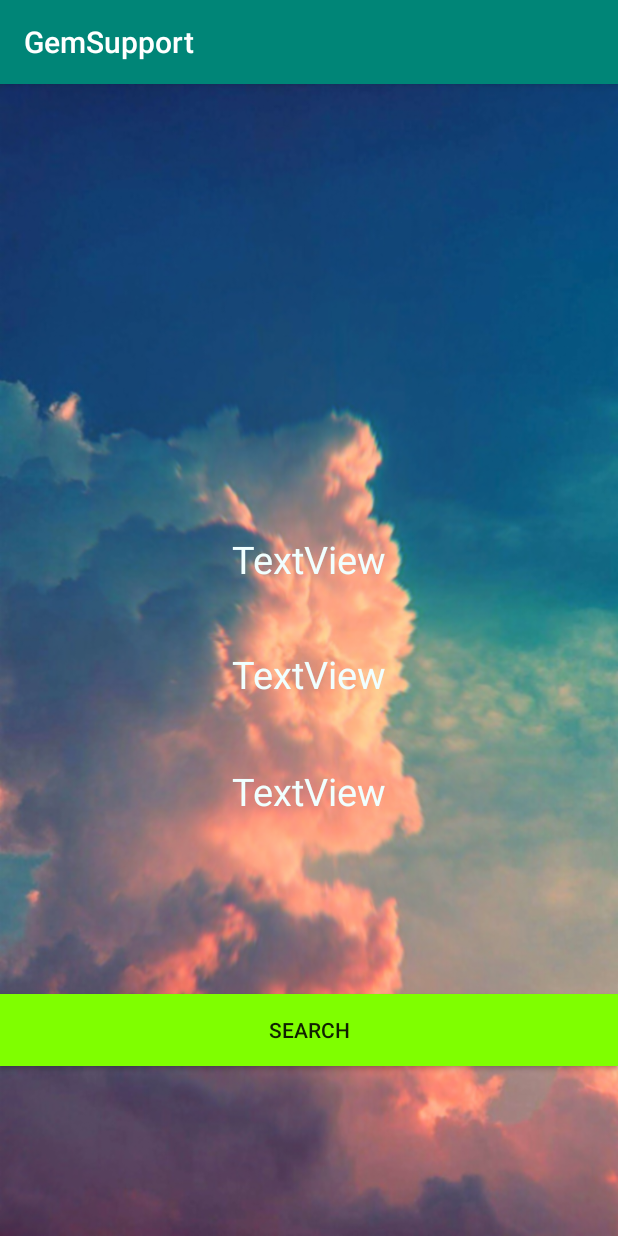
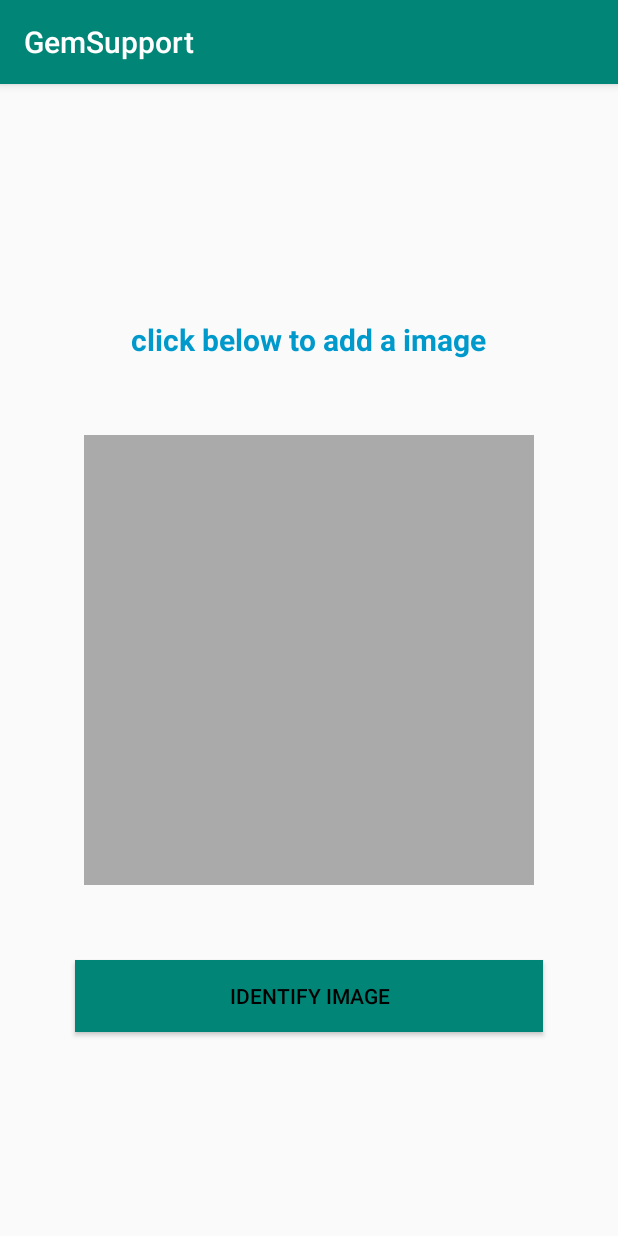
Before and after one commit to sahanmadu/GemMSupportApp, an Android app: the screen it shows after launch (Weather before the commit, GemIdentify after it), on a phone screen of 412 x 824 dp. Run offline under Robolectric (Android 15) with nearby library versions, the phone set to English and light mode, and no system bars; libraries missing offline, so code that uses them is left out: org.tensorflow.lite; pictures from the network do not load; 1 statement that could not run was skipped.

Commit message:
added image processing part

```diff
--- /dev/null
+++ b/app/src/main/assets/model-export_icn_tflite-Gems_DS_20210117021325-2021-01-17T11_51_31.514465Z_dict.txt
@@ -0,0 +1,5 @@
+Emerald
+Ruby
+Diamond
+Golden Beryl
+Blue
--- /dev/null
+++ b/app/src/main/java/com/example/gemsupport/GemIdentify.java
@@ -0,0 +1,178 @@
+package com.example.gemsupport;
+
+import androidx.annotation.Nullable;
+import androidx.appcompat.app.AppCompatActivity;
+
+import android.app.Activity;
+import android.content.Intent;
+import android.content.res.AssetFileDescriptor;
+import android.graphics.Bitmap;
+import android.net.Uri;
+import android.os.Bundle;
+import android.provider.MediaStore;
+import android.view.View;
+import android.widget.Button;
+import android.widget.ImageView;
+import android.widget.TextView;
+
+import org.tensorflow.lite.DataType;
+import org.tensorflow.lite.Interpreter;
+import org.tensorflow.lite.support.common.FileUtil;
+import org.tensorflow.lite.support.common.TensorOperator;
+import org.tensorflow.lite.support.common.TensorProcessor;
+import org.tensorflow.lite.support.common.ops.NormalizeOp;
+import org.tensorflow.lite.support.image.ImageProcessor;
+import org.tensorflow.lite.support.image.TensorImage;
+import org.tensorflow.lite.support.image.ops.ResizeOp;
+import org.tensorflow.lite.support.image.ops.ResizeWithCropOrPadOp;
+import org.tensorflow.lite.support.label.TensorLabel;
+import org.tensorflow.lite.support.tensorbuffer.TensorBuffer;
+
+import java.io.FileInputStream;
+import java.io.IOException;
+import java.nio.MappedByteBuffer;
+import java.nio.channels.FileChannel;
+import java.util.Collections;
+import java.util.List;
+import java.util.Map;
+
+public class GemIdentify extends AppCompatActivity {
+
+    protected Interpreter tflite;
+    private MappedByteBuffer tfliteModel;
+    private TensorImage inputImageB;
+    private  int pictureSizeX;
+    private  int pictureSizeY;
+    private TensorBuffer outputProbabilityB;
+    private TensorProcessor probabilityP;
+    private static final float IMAGE_MEAN = 0.0f;
+    private static final float IMAGE_STD = 1.0f;
+    private static final float PROBABILITY_MEAN = 0.0f;
+    private static final float PROBABILITY_STD = 255.0f;
+    private Bitmap bitmap1;
+    private List<String> mlabels;
+    ImageView imageView;
+    Uri imageuri;
+    Button button1;
+    TextView classitext;
+
+    @Override
+    protected void onCreate(Bundle savedInstanceState) {
+        super.onCreate(savedInstanceState);
+        setContentView(R.layout.activity_gem_identify);
+        imageView=(ImageView)findViewById(R.id.image);
+        button1=(Button)findViewById(R.id.btnIdentify);
+        classitext=(TextView)findViewById(R.id.txtIdentify);
+
+        imageView.setOnClickListener(new View.OnClickListener() {
+            @Override
+            public void onClick(View v) {
+                Intent intent=new Intent();
+                intent.setType("image/*");
+                intent.setAction(Intent.ACTION_GET_CONTENT);
+                startActivityForResult(Intent.createChooser(intent,"Select Picture"),12);
+            }
+        });
+
+        try{
+            tflite=new Interpreter(loadmodelfile(this));
+        }catch (Exception e) {
+            e.printStackTrace();
+        }
+
+        button1.setOnClickListener(new View.OnClickListener() {
+            @Override
+            public void onClick(View v) {
+
+                int imageTensorIndex = 0;
+                int[] imageShape = tflite.getInputTensor(imageTensorIndex).shape(); // {1, height, width, 3}
+                pictureSizeY = imageShape[1];
+                pictureSizeX = imageShape[2];
+                DataType imageDataType = tflite.getInputTensor(imageTensorIndex).dataType();
+
+                int probabilityTensorIndex = 0;
+                int[] probabilityShape =
+                        tflite.getOutputTensor(probabilityTensorIndex).shape(); // {1, NUM_CLASSES}
+                DataType probabilityDataType = tflite.getOutputTensor(probabilityTensorIndex).dataType();
+
+                inputImageB = new TensorImage(imageDataType);
+                outputProbabilityB = TensorBuffer.createFixedSize(probabilityShape, probabilityDataType);
+                probabilityP = new TensorProcessor.Builder().add(getPostprocessNormalizeOp()).build();
+
+                inputImageB = loadImage(bitmap1);
+
+                tflite.run(inputImageB.getBuffer(),outputProbabilityB.getBuffer().rewind());
+                showresult();
+            }
+        });
+
+
+
+    }
+
+    private TensorImage loadImage(final Bitmap bitmap) {
+        // Loads bitmap into a TensorImage.
+        inputImageB.load(bitmap);
+
+        // Creates processor for the TensorImage.
+        int cropSize = Math.min(bitmap.getWidth(), bitmap.getHeight());
+        // TODO(b/143564309): Fuse ops inside ImageProcessor.
+        ImageProcessor imageProcessor =
+                new ImageProcessor.Builder()
+                        .add(new ResizeWithCropOrPadOp(cropSize, cropSize))
+                        .add(new ResizeOp(pictureSizeX, pictureSizeY, ResizeOp.ResizeMethod.NEAREST_NEIGHBOR))
+                        .add(getPreprocessNormalizeOp())
+                        .build();
+        return imageProcessor.process(inputImageB);
+    }
+
+    private MappedByteBuffer loadmodelfile(Activity activity) throws IOException {
+        AssetFileDescriptor fileDescriptor=activity.getAssets().openFd("model-export_icn_tflite-Gems_DS_20210117021325-2021-01-17T11_51_31.514465Z_model.tflite");
+        FileInputStream inputStream=new FileInputStream(fileDescriptor.getFileDescriptor());
+        FileChannel fileChannel=inputStream.getChannel();
+        long startoffset = fileDescriptor.getStartOffset();
+        long declaredLength=fileDescriptor.getDeclaredLength();
+        return fileChannel.map(FileChannel.MapMode.READ_ONLY,startoffset,declaredLength);
+    }
+
+    private TensorOperator getPreprocessNormalizeOp() {
+        return new NormalizeOp(IMAGE_MEAN, IMAGE_STD);
+    }
+    private TensorOperator getPostprocessNormalizeOp(){
+        return new NormalizeOp(PROBABILITY_MEAN, PROBABILITY_STD);
+    }
+
+    private void showresult(){
+
+        try{
+            mlabels = FileUtil.loadLabels(this,"model-export_icn_tflite-Gems_DS_20210117021325-2021-01-17T11_51_31.514465Z_dict.txt");
+        }catch (Exception e){
+            e.printStackTrace();
+        }
+        Map<String, Float> labeledProbability =
+                new TensorLabel(mlabels, probabilityP.process(outputProbabilityB))
+                        .getMapWithFloatValue();
+        float maxValueInMap =(Collections.max(labeledProbability.values()));
+
+        for (Map.Entry<String, Float> entry : labeledProbability.entrySet()) {
+            if (entry.getValue()==maxValueInMap) {
+                classitext.setText(entry.getKey());
+            }
+        }
+    }
+
+    @Override
+    protected void onActivityResult(int requestCode, int resultCode, @Nullable Intent data) {
+        super.onActivityResult(requestCode, resultCode, data);
+
+        if(requestCode==12 && resultCode==RESULT_OK && data!=null) {
+            imageuri = data.getData();
+            try {
+                bitmap1 = MediaStore.Images.Media.getBitmap(getContentResolver(), imageuri);
+                imageView.setImageBitmap(bitmap1);
+            } catch (IOException e) {
+                e.printStackTrace();
+            }
+        }
+    }
+}
--- a/app/src/main/java/com/example/gemsupport/WeatherSearch.java
+++ b/app/src/main/java/com/example/gemsupport/WeatherSearch.java
@@ -32,7 +32,7 @@ public class WeatherSearch extends AppCompatActivity {
             @Override
             public boolean onEditorAction(TextView v, int actionId, KeyEvent event) {
                 String newCity= editText.getText().toString();
-                Intent intent=new Intent(WeatherSearch.this,MainActivity.class);
+                Intent intent=new Intent(WeatherSearch.this,Weather.class);
                 intent.putExtra("City",newCity);
                 startActivity(intent);
 
--- /dev/null
+++ b/app/src/main/res/layout/activity_gem_identify.xml
@@ -0,0 +1,45 @@
+<?xml version="1.0" encoding="utf-8"?>
+<RelativeLayout xmlns:android="http://schemas.android.com/apk/res/android"
+    xmlns:app="http://schemas.android.com/apk/res-auto"
+    xmlns:tools="http://schemas.android.com/tools"
+    android:layout_width="match_parent"
+    android:layout_height="match_parent"
+    tools:context=".MainActivity">
+
+    <TextView
+        android:id="@+id/txtIdentify"
+        android:layout_width="wrap_content"
+        android:layout_height="wrap_content"
+        android:layout_above="@+id/image"
+        android:layout_centerHorizontal="true"
+        android:layout_marginBottom="50dp"
+        android:text="click below to add a image"
+        android:textColor="@android:color/holo_blue_dark"
+        android:textSize="20dp"
+        android:textStyle="bold">
+
+    </TextView>
+
+    <ImageView
+        android:id="@+id/image"
+        android:layout_width="300dp"
+
+        android:layout_height="300dp"
+        android:layout_centerInParent="true"
+        android:background="@android:color/darker_gray"></ImageView>
+
+    <Button
+        android:id="@+id/btnIdentify"
+        android:layout_width="match_parent"
+        android:layout_height="wrap_content"
+        android:layout_below="@+id/image"
+        android:layout_centerHorizontal="true"
+        android:layout_marginStart="50dp"
+        android:layout_marginTop="50dp"
+        android:layout_marginEnd="50dp"
+        android:layout_marginBottom="50dp"
+        android:background="@color/colorPrimary"
+        android:text="Identify Image"
+        android:textColor="#000"></Button>
+
+</RelativeLayout>
--- a/app/src/main/res/layout/activity_weather_search.xml
+++ b/app/src/main/res/layout/activity_weather_search.xml
@@ -15,6 +15,7 @@
         android:inputType="textPersonName"
         android:text="Enter City"
         android:textAlignment="center"
+        android:imeOptions="actionGo"
         app:layout_constraintEnd_toEndOf="parent"
         app:layout_constraintStart_toStartOf="parent"
         app:layout_constraintTop_toTopOf="parent" />
```
Also changed, not shown: app/build.gradle (+17 -0 lines), app/src/main/AndroidManifest.xml (+9 -8 lines), 1 other file.
